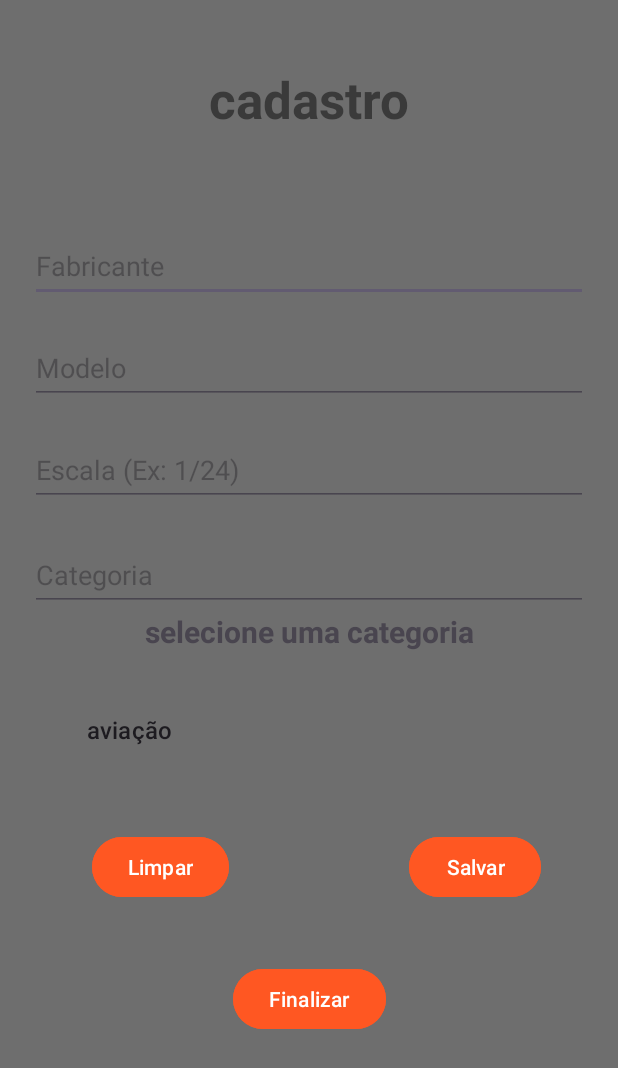
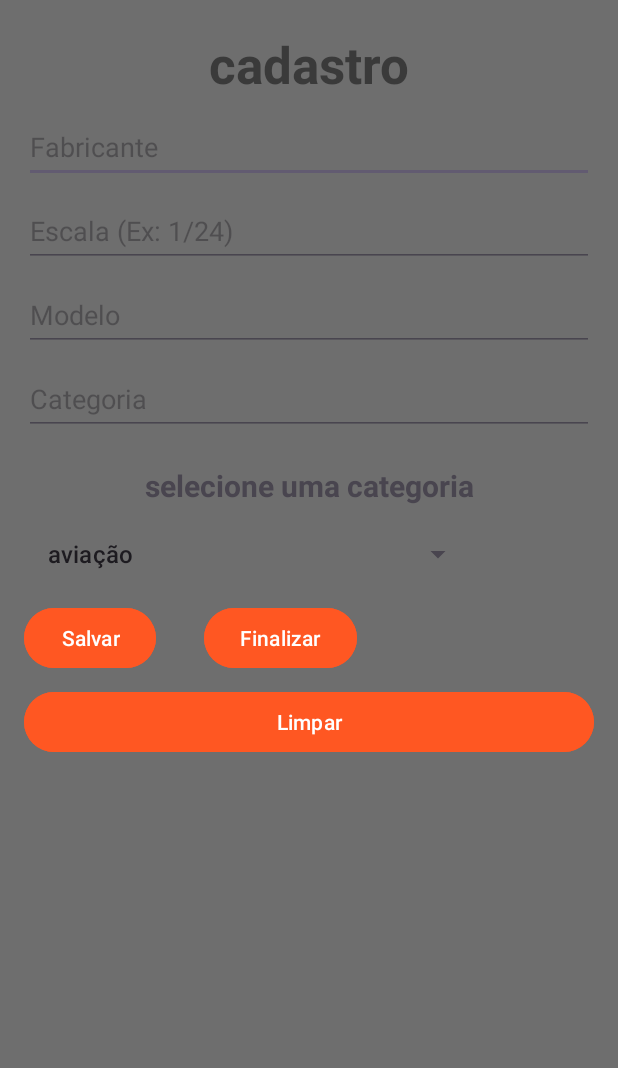
Before and after one commit to andreppc21/AndreCosta, an Android app: the screen it shows after launch (MainActivity), on a phone screen of 412 x 824 dp. Shown: the top 1068 px of the screen. Run offline under Robolectric (Android 15) with nearby library versions, the phone set to English and light mode, and no system bars.

Commit message:
refatorado o layout para linear layout

```diff
--- a/APPE/app/src/main/java/devandroid/andre/appe/view/MainActivity.java
+++ b/APPE/app/src/main/java/devandroid/andre/appe/view/MainActivity.java
@@ -39,7 +39,7 @@ public class MainActivity extends AppCompatActivity {
     @Override
     protected void onCreate(Bundle savedInstanceState) {
         super.onCreate(savedInstanceState);
-        setContentView(R.layout.activity_main);
+        setContentView(R.layout.activity_spinner);
 
 
 
--- a/APPE/app/src/main/res/layout/activity_main.xml
+++ b/APPE/app/src/main/res/layout/activity_main.xml
@@ -51,7 +51,8 @@
         app:layout_constraintEnd_toEndOf="parent"
         app:layout_constraintHorizontal_bias="0.6"
         app:layout_constraintStart_toStartOf="parent"
-        app:layout_constraintTop_toBottomOf="@+id/editModelo" />
+        app:layout_constraintTop_toBottomOf="@+id/editModelo"
+        tools:ignore="MissingClass" />
 
     <EditText
         android:id="@+id/editModelo"
@@ -102,7 +103,7 @@
     <Spinner
         android:id="@+id/spinner"
         android:layout_width="409dp"
-        android:layout_height="wrap_content"
+        android:layout_height="48dp"
         android:layout_marginStart="95dp"
         android:layout_marginEnd="16dp"
         app:layout_constraintBottom_toTopOf="@+id/btnlimpar"
@@ -110,7 +111,8 @@
         app:layout_constraintHorizontal_bias="0.495"
         app:layout_constraintStart_toStartOf="parent"
         app:layout_constraintTop_toBottomOf="@+id/editCategoria"
-        app:layout_constraintVertical_bias="0.562" />
+        app:layout_constraintVertical_bias="0.562"
+        tools:ignore="MissingClass" />
 
     <Button
         android:id="@+id/btnSalvar"
--- /dev/null
+++ b/APPE/app/src/main/res/layout/activity_spinner.xml
@@ -0,0 +1,149 @@
+<?xml version="1.0" encoding="utf-8"?>
+<androidx.appcompat.widget.LinearLayoutCompat xmlns:android="http://schemas.android.com/apk/res/android"
+    xmlns:app="http://schemas.android.com/apk/res-auto"
+    xmlns:tools="http://schemas.android.com/tools"
+    android:layout_width="match_parent"
+    android:layout_height="match_parent"
+    android:background="#F1EEEE"
+    android:backgroundTint="#6E6E6E"
+    tools:context=".view.MainActivity"
+    android:orientation="vertical">
+
+    <ScrollView
+        android:layout_width="match_parent"
+        android:layout_height="wrap_content">
+        <LinearLayout
+            android:layout_width="match_parent"
+            android:layout_height="wrap_content"
+            android:orientation="vertical">
+    <TextView
+        android:id="@+id/txtTituloApp"
+        android:layout_width="match_parent"
+        android:layout_height="46dp"
+        android:text="@string/txt_hint_titulo"
+        android:textColor="#3A3A3A"
+        android:textSize="34sp"
+        android:textStyle="bold"
+        android:layout_marginStart="16dp"
+        android:layout_marginEnd="16dp"
+        android:layout_marginTop="20dp"
+        android:gravity="center_horizontal"
+         />
+
+    <EditText
+        android:id="@+id/editFabricante"
+        android:layout_width="match_parent"
+        android:layout_height="48dp"
+        android:layout_marginStart="16dp"
+        android:layout_marginEnd="16dp"
+        android:layout_marginTop="8dp"
+        android:autofillHints=""
+        android:ems="10"
+        android:hint="@string/txt_hint_fabricante"
+        android:inputType="text"
+         />
+
+    <EditText
+        android:id="@+id/editEscala"
+        android:layout_width="match_parent"
+        android:layout_height="48dp"
+        android:layout_marginStart="16dp"
+        android:layout_marginEnd="16dp"
+        android:layout_marginTop="8dp"
+        android:autofillHints=""
+        android:ems="10"
+        android:hint="@string/txt_hint_escala"
+        android:inputType="text"
+         />
+
+    <EditText
+        android:id="@+id/editModelo"
+        android:layout_width="match_parent"
+        android:layout_height="48dp"
+        android:layout_marginStart="16dp"
+        android:layout_marginEnd="16dp"
+        android:layout_marginTop="8dp"
+        android:autofillHints=""
+        android:ems="10"
+        android:hint="@string/txt_hint_modelo"
+        android:inputType="text"
+         />
+
+    <EditText
+        android:id="@+id/editCategoria"
+        android:layout_width="match_parent"
+        android:layout_height="48dp"
+        android:layout_marginStart="16dp"
+        android:layout_marginEnd="16dp"
+        android:layout_marginTop="8dp"
+        android:autofillHints=""
+        android:ems="10"
+        android:hint="@string/txt_hint_categoria"
+        android:inputType="text"
+         />
+
+
+
+    <TextView
+        android:id="@+id/txtListaSpinner"
+        android:layout_width="match_parent"
+        android:layout_height="wrap_content"
+        android:text="@string/txt_selecione_uma_categoria"
+        android:textSize="20sp"
+        android:textStyle="bold"
+        android:layout_marginStart="16dp"
+        android:layout_marginEnd="16dp"
+        android:layout_marginTop="20dp"
+        android:gravity="center_horizontal"
+         />
+
+
+    <Spinner
+        android:id="@+id/spinner"
+        android:layout_width="300dp"
+        android:layout_height="48dp"
+        android:layout_marginStart="16dp"
+        android:layout_marginEnd="16dp"
+        android:layout_marginTop="8dp"
+        />
+    <LinearLayout
+        android:layout_width="match_parent"
+        android:layout_height="wrap_content"
+        android:orientation="horizontal">
+    <Button
+        android:id="@+id/btnSalvar"
+        android:layout_width="wrap_content"
+        android:layout_height="wrap_content"
+        android:layout_marginStart="16dp"
+        android:layout_marginEnd="16dp"
+        android:layout_marginTop="8dp"
+        android:backgroundTint="@color/APPE"
+        android:text="@string/btn_txt_salvar"
+         />
+
+    <Button
+        android:id="@+id/btnFinalizar"
+        android:layout_width="wrap_content"
+        android:layout_height="wrap_content"
+        android:backgroundTint="@color/APPE"
+        android:layout_marginStart="16dp"
+        android:layout_marginEnd="16dp"
+        android:layout_marginTop="8dp"
+        android:text="@string/btn_txt_finalizar"
+         />
+    </LinearLayout>
+    <Button
+        android:id="@+id/btnlimpar"
+        android:layout_width="match_parent"
+        android:layout_height="wrap_content"
+        android:layout_marginStart="16dp"
+        android:layout_marginEnd="16dp"
+        android:layout_marginTop="8dp"
+        android:backgroundTint="@color/APPE"
+        android:text="@string/btn_txt_limpar"
+         />
+        </LinearLayout>
+    </ScrollView>
+
+
+</androidx.appcompat.widget.LinearLayoutCompat>
--- a/APPE/app/src/main/res/values/strings.xml
+++ b/APPE/app/src/main/res/values/strings.xml
@@ -9,6 +9,7 @@
     <string name="btn_txt_salvar">Salvar</string>
     <string name="btn_txt_finalizar">Finalizar</string>
     <string name="btn_txt_limpar">Limpar</string>
+    <string name="txt_selecione_uma_categoria">selecione uma categoria</string>
 
 
 </resources>
```
